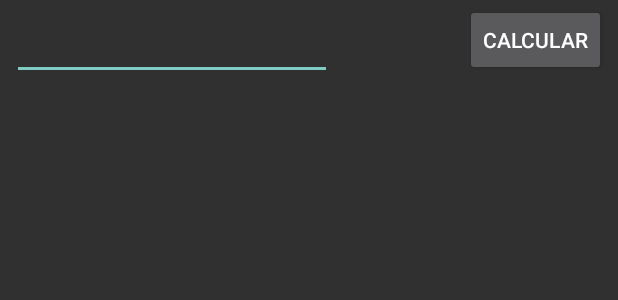
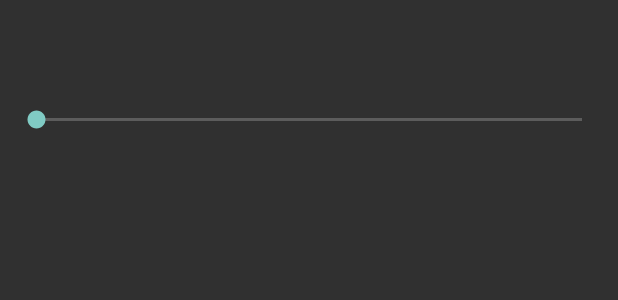
Before and after one commit to juanpedrogil/Laboratorio-1.2, an Android app: the layout activity_main.xml on its own in the app's theme, with its tools: preview values and no code run, on a phone screen of 412 x 824 dp. Shown: the top 300 px of the screen. Run offline under Robolectric (Android 15) with nearby library versions, the phone set to English and light mode, and no system bars.

```diff
--- a/app/src/main/res/layout/activity_main.xml
+++ b/app/src/main/res/layout/activity_main.xml
@@ -5,38 +5,6 @@
     android:layout_width="match_parent"
     android:layout_height="match_parent"
     tools:context="com.debug.prueba.aplicacion.juanpedrog.laboratorio12.MainActivity">
-
-    <EditText
-        android:id="@+id/txtNum"
-        android:layout_width="wrap_content"
-        android:layout_height="wrap_content"
-        android:layout_marginBottom="8dp"
-        android:layout_marginEnd="8dp"
-        android:layout_marginStart="8dp"
-        android:layout_marginTop="8dp"
-        android:ems="10"
-        android:inputType="number"
-        app:layout_constraintBottom_toBottomOf="parent"
-        app:layout_constraintEnd_toEndOf="parent"
-        app:layout_constraintHorizontal_bias="0.0"
-        app:layout_constraintStart_toStartOf="parent"
-        app:layout_constraintTop_toTopOf="parent"
-        app:layout_constraintVertical_bias="0.0" />
-
-    <Button
-        android:id="@+id/button"
-        android:layout_width="94dp"
-        android:layout_height="wrap_content"
-        android:layout_marginBottom="8dp"
-        android:layout_marginEnd="8dp"
-        android:layout_marginStart="8dp"
-        android:onClick="calcular"
-        android:text="Calcular"
-        app:layout_constraintBottom_toBottomOf="@+id/txtNum"
-        app:layout_constraintEnd_toEndOf="parent"
-        app:layout_constraintHorizontal_bias="1.0"
-        app:layout_constraintStart_toEndOf="@+id/txtNum"
-        app:layout_constraintTop_toTopOf="@+id/txtNum" />
 
     <ListView
         android:id="@+id/lista"
@@ -51,4 +19,18 @@
         app:layout_constraintStart_toStartOf="parent"
         app:layout_constraintTop_toTopOf="parent"
         app:layout_constraintVertical_bias="1.0" />
+
+    <SeekBar
+        android:id="@+id/progreso"
+        android:layout_width="0dp"
+        android:layout_height="wrap_content"
+        android:layout_marginBottom="8dp"
+        android:layout_marginEnd="8dp"
+        android:layout_marginStart="8dp"
+        android:layout_marginTop="8dp"
+        app:layout_constraintBottom_toBottomOf="@+id/lista"
+        app:layout_constraintEnd_toEndOf="parent"
+        app:layout_constraintStart_toStartOf="parent"
+        app:layout_constraintTop_toTopOf="parent"
+        app:layout_constraintVertical_bias="0.07999998" />
 </android.support.constraint.ConstraintLayout>
```
Also changed, not shown: app/src/main/java/com/debug/prueba/aplicacion/juanpedrog/laboratorio12/MainActivity.java (+31 -1 lines).
